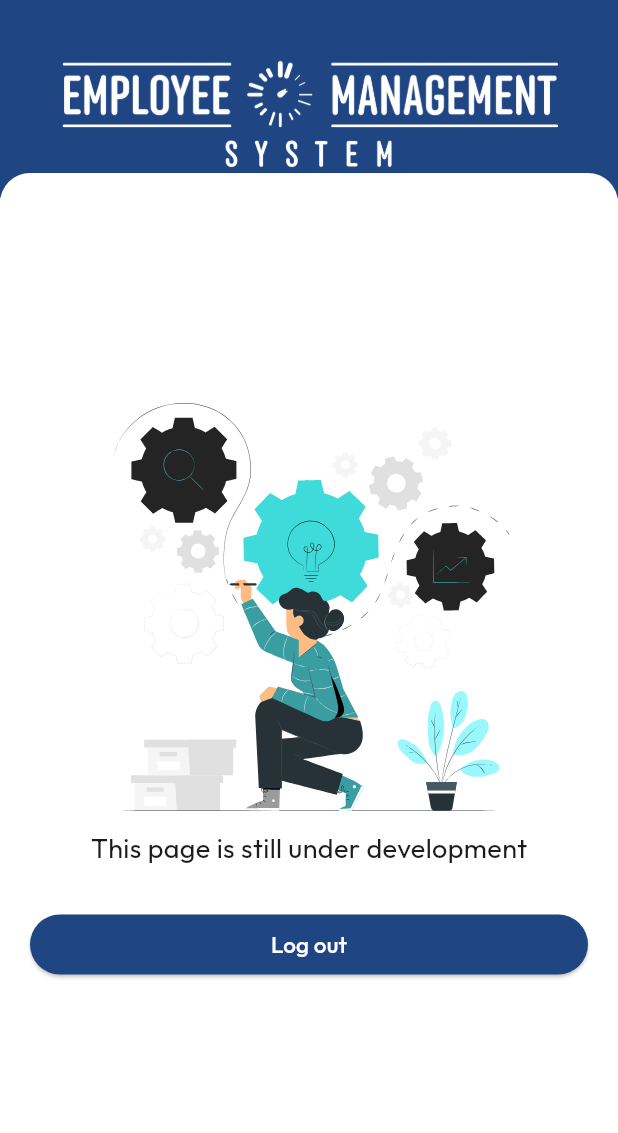
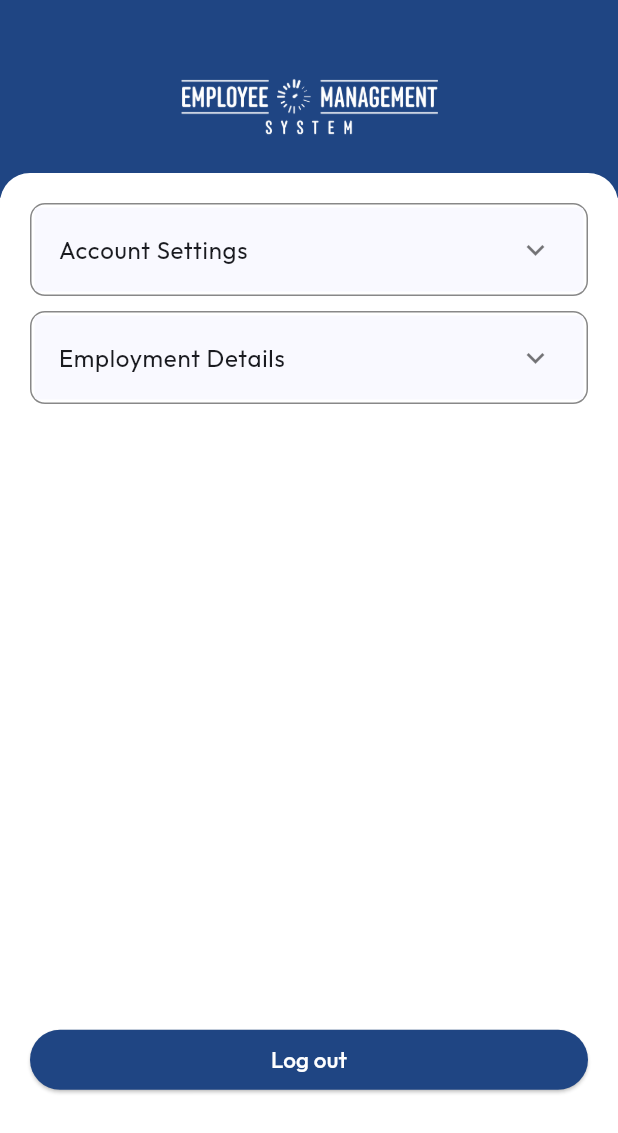
Before and after one commit to NekoIchigo/ems_v4, a Flutter app: the Profile screen opened by its route, on a phone screen of 412 x 824 dp. Shown: the top 1133 px of the screen. Run offline on Flutter 3.47's test engine with Material 3 defaults, Android fonts, the phone set to English and light mode, and no system bars; our stand-ins replace calendar_date_picker2, convex_bottom_bar, get, google_fonts, loading_animation_widget, lottie and 2 more; missing offline and left inert: flutter_device_type; accounts and stored records are empty; network calls fail; statements that could not run were skipped; project files that could hold a hidden picture were left out.

Commit message:
profile page updated ui

```diff
--- a/lib/views/layout/private/home/home.dart
+++ b/lib/views/layout/private/home/home.dart
@@ -2,7 +2,7 @@ import 'package:ems_v4/controller/home_controller.dart';
 import 'package:ems_v4/global/constants.dart';
 import 'package:ems_v4/global/services/auth_service.dart';
 import 'package:ems_v4/views/layout/private/home/home_container.dart';
-import 'package:ems_v4/views/widgets/buttons/loading.dart';
+import 'package:ems_v4/views/widgets/loader/loading.dart';
 import 'package:flutter/material.dart';
 import 'package:get/get.dart';
 
--- a/lib/views/layout/private/profile/profile.dart
+++ b/lib/views/layout/private/profile/profile.dart
@@ -28,7 +28,7 @@ class _ProfileState extends State<Profile> {
               child: Container(
                 height: Get.height * .16,
                 padding:
-                    const EdgeInsets.symmetric(horizontal: 40, vertical: 10),
+                    const EdgeInsets.symmetric(horizontal: 120, vertical: 35),
                 color: bgPrimaryBlue,
                 child: Image.asset(
                   'assets/images/EMS_logo.png',
--- a/lib/views/layout/private/profile/profile_container.dart
+++ b/lib/views/layout/private/profile/profile_container.dart
@@ -1,9 +1,10 @@
 import 'package:ems_v4/global/constants.dart';
 import 'package:ems_v4/global/services/auth_service.dart';
+import 'package:ems_v4/views/layout/private/profile/widgets/edit_profile.dart';
+import 'package:ems_v4/views/layout/private/profile/widgets/employee_details.dart';
 import 'package:ems_v4/views/widgets/buttons/rounded_custom_button.dart';
 import 'package:flutter/material.dart';
 import 'package:get/get.dart';
-import 'package:lottie/lottie.dart';
 
 class ProfileContainer extends StatefulWidget {
   const ProfileContainer({super.key});
@@ -13,10 +14,10 @@ class ProfileContainer extends StatefulWidget {
 }
 
 class _ProfileContainerState extends State<ProfileContainer> {
+  final AuthService authService = Get.find<AuthService>();
+
   @override
   Widget build(BuildContext context) {
-    final AuthService authService = Get.find<AuthService>();
-
     return SingleChildScrollView(
       physics: const BouncingScrollPhysics(),
       child: Padding(
@@ -25,16 +26,15 @@ class _ProfileContainerState extends State<ProfileContainer> {
           height: Get.height * .78,
           width: Get.width,
           child: Column(
-            mainAxisAlignment: MainAxisAlignment.center,
             children: [
-              Lottie.asset(
-                "assets/lottie/under_development.json",
-                width: 300,
-              ),
-              const Text(
-                'This page is still under development',
-                style: TextStyle(
-                  fontSize: 18,
+              SizedBox(
+                height: Get.height * .63,
+                child: ListView(
+                  children: const [
+                    EditProfile(),
+                    SizedBox(height: 10),
+                    EmployeeDetails(),
+                  ],
                 ),
               ),
               const SizedBox(height: 20),
--- /dev/null
+++ b/lib/views/layout/private/profile/widgets/edit_profile.dart
@@ -0,0 +1,165 @@
+import 'package:ems_v4/global/constants.dart';
+import 'package:ems_v4/views/widgets/inputs/input.dart';
+import 'package:flutter/material.dart';
+import 'package:get/get.dart';
+
+class EditProfile extends StatefulWidget {
+  const EditProfile({super.key});
+
+  @override
+  State<EditProfile> createState() => _EditProfileState();
+}
+
+class _EditProfileState extends State<EditProfile>
+    with SingleTickerProviderStateMixin {
+  bool _isExpanded = false;
+  TextEditingController _contactNumber = TextEditingController();
+
+  late AnimationController _animationController;
+  @override
+  void initState() {
+    super.initState();
+    _animationController = AnimationController(
+      vsync: this,
+      duration: const Duration(milliseconds: 300),
+    );
+  }
+
+  @override
+  Widget build(BuildContext context) {
+    return Container(
+      padding: const EdgeInsets.all(2),
+      decoration: BoxDecoration(
+        border: Border.all(color: gray),
+        borderRadius: BorderRadius.circular(10),
+      ),
+      child: ExpansionPanelList(
+        elevation: 0,
+        expandedHeaderPadding: const EdgeInsets.all(0),
+        expansionCallback: (int index, bool isExpanded) {
+          setState(() {
+            _isExpanded = !_isExpanded;
+            if (_isExpanded) {
+              _animationController.forward();
+            } else {
+              _animationController.reverse();
+            }
+          });
+        },
+        children: [
+          ExpansionPanel(
+            canTapOnHeader: true,
+            headerBuilder: (BuildContext context, bool isExpanded) {
+              return const ListTile(
+                title: Text('Account Settings'),
+              );
+            },
+            body: SlideTransition(
+              position: Tween<Offset>(
+                begin: const Offset(0, -1),
+                end: const Offset(0, 0),
+              ).animate(CurvedAnimation(
+                parent: _animationController,
+                curve: Curves.easeInOut,
+              )),
+              child: SizedBox(
+                width: Get.width * .8,
+                child: Column(
+                  crossAxisAlignment: CrossAxisAlignment.start,
+                  children: [
+                    Center(
+                      child: Column(
+                        children: [
+                          Container(
+                            height: 100,
+                            width: 100,
+                            decoration: BoxDecoration(
+                              color: Colors.white,
+                              border: Border.all(color: gray, width: 1.5),
+                              shape: BoxShape.circle,
+                              boxShadow: const [
+                                BoxShadow(
+                                  color: Colors.grey,
+                                  // Offset of the shadow
+                                  offset: Offset(0, 5),
+                                  // Spread of the shadow
+                                  blurRadius: 6,
+                                  // How much the shadow should be spread
+                                  spreadRadius: 0,
+                                ),
+                              ],
+                            ),
+                            child: const Icon(
+                              Icons.image_search,
+                              size: 30,
+                            ),
+                          ),
+                          const Padding(
+                            padding: EdgeInsets.symmetric(vertical: 10.0),
+                            child: Text("Upload Photo"),
+                          ),
+                        ],
+                      ),
+                    ),
+                    const SizedBox(height: 10),
+                    const Text('Personal Information'),
+                    const SizedBox(height: 10),
+                    Padding(
+                      padding: const EdgeInsets.only(left: 10.0),
+                      child: Column(
+                        crossAxisAlignment: CrossAxisAlignment.start,
+                        children: [
+                          Input(
+                            label: "Contact Number",
+                            isPassword: false,
+                            textController: _contactNumber,
+                          ),
+                          const SizedBox(height: 10),
+                          Input(
+                            label: "Email Address",
+                            isPassword: false,
+                            textController: _contactNumber,
+                          ),
+                        ],
+                      ),
+                    ),
+                    const SizedBox(height: 10),
+                    const Text('Change Password'),
+                    const SizedBox(height: 10),
+                    Padding(
+                      padding: const EdgeInsets.only(left: 10.0),
+                      child: Column(
+                        crossAxisAlignment: CrossAxisAlignment.start,
+                        children: [
+                          Input(
+                            label: "Current Password",
+                            isPassword: true,
+                            textController: _contactNumber,
+                          ),
+                          const SizedBox(height: 10),
+                          Input(
+                            label: "New Password",
+                            isPassword: true,
+                            textController: _contactNumber,
+                          ),
+                          const SizedBox(height: 10),
+                          Input(
+                            label: "Re-enter Password",
+                            isPassword: true,
+                            textController: _contactNumber,
+                          ),
+                          const SizedBox(height: 20),
+                        ],
+                      ),
+                    ),
+                  ],
+                ),
+              ),
+            ),
+            isExpanded: _isExpanded,
+          ),
+        ],
+      ),
+    );
+  }
+}
--- /dev/null
+++ b/lib/views/layout/private/profile/widgets/employee_details.dart
@@ -0,0 +1,107 @@
+import 'package:ems_v4/global/constants.dart';
+import 'package:ems_v4/global/services/auth_service.dart';
+import 'package:flutter/material.dart';
+import 'package:get/get.dart';
+
+class EmployeeDetails extends StatefulWidget {
+  const EmployeeDetails({super.key});
+
+  @override
+  State<EmployeeDetails> createState() => _EmployeeDetailsState();
+}
+
+class _EmployeeDetailsState extends State<EmployeeDetails>
+    with SingleTickerProviderStateMixin {
+  final AuthService _authService = Get.find<AuthService>();
+  bool _isExpanded = false;
+
+  late AnimationController _animationController;
+  @override
+  void initState() {
+    super.initState();
+    _animationController = AnimationController(
+      vsync: this,
+      duration: const Duration(milliseconds: 300),
+    );
+  }
+
+  @override
+  Widget build(BuildContext context) {
+    return Container(
+      padding: const EdgeInsets.all(2),
+      decoration: BoxDecoration(
+        border: Border.all(color: gray),
+        borderRadius: BorderRadius.circular(10),
+      ),
+      child: ExpansionPanelList(
+        elevation: 0,
+        expandedHeaderPadding: const EdgeInsets.all(0),
+        expansionCallback: (int index, bool isExpanded) {
+          setState(() {
+            _isExpanded = !_isExpanded;
+            if (_isExpanded) {
+              _animationController.forward();
+            } else {
+              _animationController.reverse();
+            }
+          });
+        },
+        children: [
+          ExpansionPanel(
+            canTapOnHeader: true,
+            headerBuilder: (BuildContext context, bool isExpanded) {
+              return const ListTile(
+                title: Text('Employment Details'),
+              );
+            },
+            body: SlideTransition(
+              position: Tween<Offset>(
+                begin: const Offset(0, -1),
+                end: const Offset(0, 0),
+              ).animate(CurvedAnimation(
+                parent: _animationController,
+                curve: Curves.easeInOut,
+              )),
+              child: SizedBox(
+                width: Get.width * .8,
+                child: const Padding(
+                  padding: EdgeInsets.only(left: 10),
+                  child: Column(
+                    crossAxisAlignment: CrossAxisAlignment.start,
+                    children: [
+                      Text(
+                        "Company",
+                        style: TextStyle(color: primaryBlue),
+                      ),
+                      Text("Company Name"),
+                      SizedBox(height: 10),
+                      Text(
+                        "Department",
+                        style: TextStyle(color: primaryBlue),
+                      ),
+                      Text("Department Name"),
+                      SizedBox(height: 10),
+                      Text(
+                        "Position",
+                        style: TextStyle(color: primaryBlue),
+                      ),
+                      Text("Position Title"),
+                      SizedBox(height: 10),
+                      Text(
+                        "Date Hired",
+                        style: TextStyle(color: primaryBlue),
+                      ),
+                      Text("MM/DD/YY"),
+                      SizedBox(height: 20),
+                    ],
+                  ),
+                ),
+              ),
+            ),
+            isExpanded: _isExpanded,
+          ),
+        ],
+      ),
+    );
+  }
+}
--- a/lib/views/layout/private/transactions/transactions.dart
+++ b/lib/views/layout/private/transactions/transactions.dart
@@ -28,7 +28,7 @@ class _TransactionsState extends State<Transactions> {
               child: Container(
                 height: Get.height * .16,
                 padding:
-                    const EdgeInsets.symmetric(horizontal: 40, vertical: 10),
+                    const EdgeInsets.symmetric(horizontal: 120, vertical: 35),
                 color: bgPrimaryBlue,
                 child: Image.asset(
                   'assets/images/EMS_logo.png',
--- a/lib/views/widgets/inputs/floating_input.dart
+++ b/lib/views/widgets/inputs/floating_input.dart
@@ -8,12 +8,12 @@ class FloatingInput extends StatefulWidget {
   final TextEditingController textController;
 
   const FloatingInput({
-    Key? key,
+    super.key,
     required this.label,
     required this.isPassword,
     required this.textController,
     required this.icon,
-  }) : super(key: key);
+  });
 
   @override
   State<FloatingInput> createState() => _FloatingInputState();
@@ -75,6 +75,7 @@ class _FloatingInputState extends State<FloatingInput> {
           return null;
         },
         autovalidateMode: AutovalidateMode.disabled,
-        ));
+      ),
+    );
   }
 }
--- /dev/null
+++ b/lib/views/widgets/inputs/input.dart
@@ -0,0 +1,71 @@
+import 'package:ems_v4/global/constants.dart';
+import 'package:flutter/material.dart';
+
+class Input extends StatefulWidget {
+  final String label;
+  final bool isPassword;
+  final TextEditingController textController;
+  final int? max;
+  const Input({
+    super.key,
+    required this.label,
+    required this.isPassword,
+    required this.textController,
+    this.max,
+  });
+
+  @override
+  State<Input> createState() => _InputState();
+}
+
+class _InputState extends State<Input> {
+  bool _isObscure = true;
+
+  _togglePasswordView() {
+    setState(() {
+      _isObscure = !_isObscure;
+    });
+  }
+
+  @override
+  Widget build(BuildContext context) {
+    return Column(
+      crossAxisAlignment: CrossAxisAlignment.start,
+      children: [
+        Text(widget.label),
+        TextFormField(
+          obscureText: widget.isPassword ? _isObscure : false,
+          controller: widget.textController,
+          style: const TextStyle(color: gray, fontSize: 14),
+          decoration: InputDecoration(
+            contentPadding:
+                const EdgeInsets.symmetric(vertical: 0, horizontal: 10),
+            border: OutlineInputBorder(
+              borderRadius: BorderRadius.circular(10),
+            ),
+            labelStyle: const TextStyle(color: gray),
+            suffixIcon: widget.isPassword
+                ? InkWell(
+                    onTap: _togglePasswordView,
+                    child: Icon(
+                      _isObscure ? Icons.visibility : Icons.visibility_off,
+                      color: gray,
+                    ),
+                  )
+                : const SizedBox(
+                    width: 1,
+                    height: 1,
+                  ),
+          ),
+          validator: (String? value) {
+            if (value == null || value == '') {
+              return '';
+            }
+            return null;
+          },
+          autovalidateMode: AutovalidateMode.disabled,
+        ),
+      ],
+    );
+  }
+}
```
Also changed, not shown: lib/views/widgets/loader/loading.dart (renamed from lib/views/widgets/buttons/loading.dart). Lines whose indentation alone changed are shown as unchanged.
